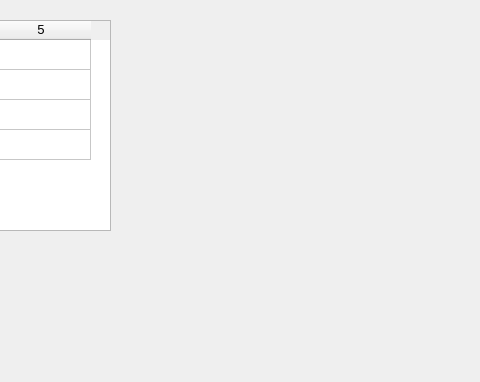
Qt form window.ui (mechurak/kiwoom) before a commit; both pictures show x 420 to 900 and y 450 to 832 of the 1354 by 832 pixel window.
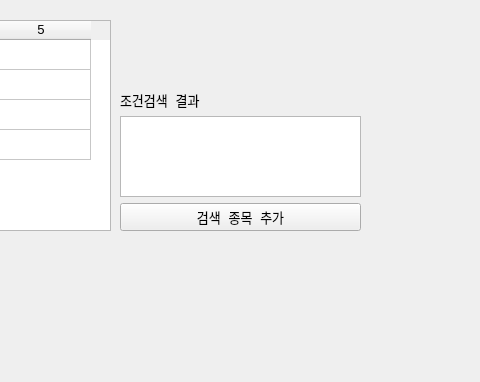
The same form after that commit.

Commit message: 조건식 검색해서 바로 잔고dic 에 추가

The edit to the form file:
```diff
--- a/window.ui
+++ b/window.ui
@@ -394,6 +394,35 @@
      </item>
     </layout>
    </widget>
+   <widget class="QWidget" name="verticalLayoutWidget">
+    <property name="geometry">
+     <rect>
+      <x>540</x>
+      <y>520</y>
+      <width>241</width>
+      <height>141</height>
+     </rect>
+    </property>
+    <layout class="QVBoxLayout" name="verticalLayout">
+     <item>
+      <widget class="QLabel" name="label_7">
+       <property name="text">
+        <string>조건검색 결과</string>
+       </property>
+      </widget>
+     </item>
+     <item>
+      <widget class="QTextEdit" name="txt_condition_result"/>
+     </item>
+     <item>
+      <widget class="QPushButton" name="btn_add_codes">
+       <property name="text">
+        <string>검색 종목 추가</string>
+       </property>
+      </widget>
+     </item>
+    </layout>
+   </widget>
   </widget>
   <widget class="QMenuBar" name="menubar">
    <property name="geometry">
```
Left out of the diff: 17 changed lines with no effect on the pictures. The commit also changes 2 other files.
